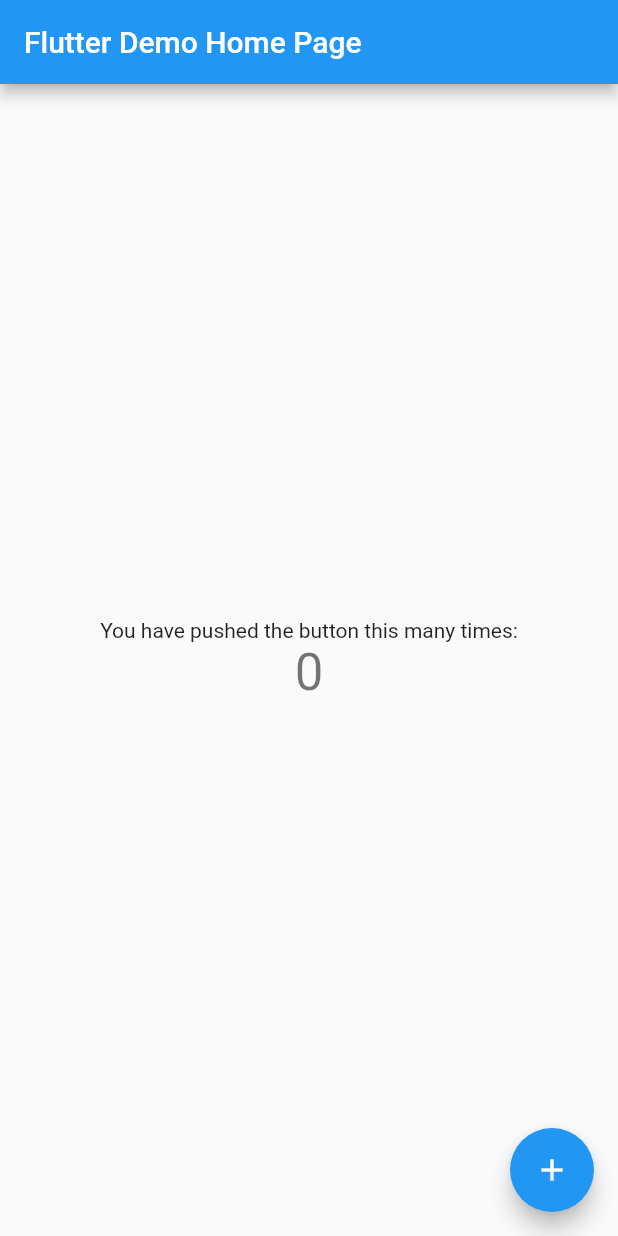
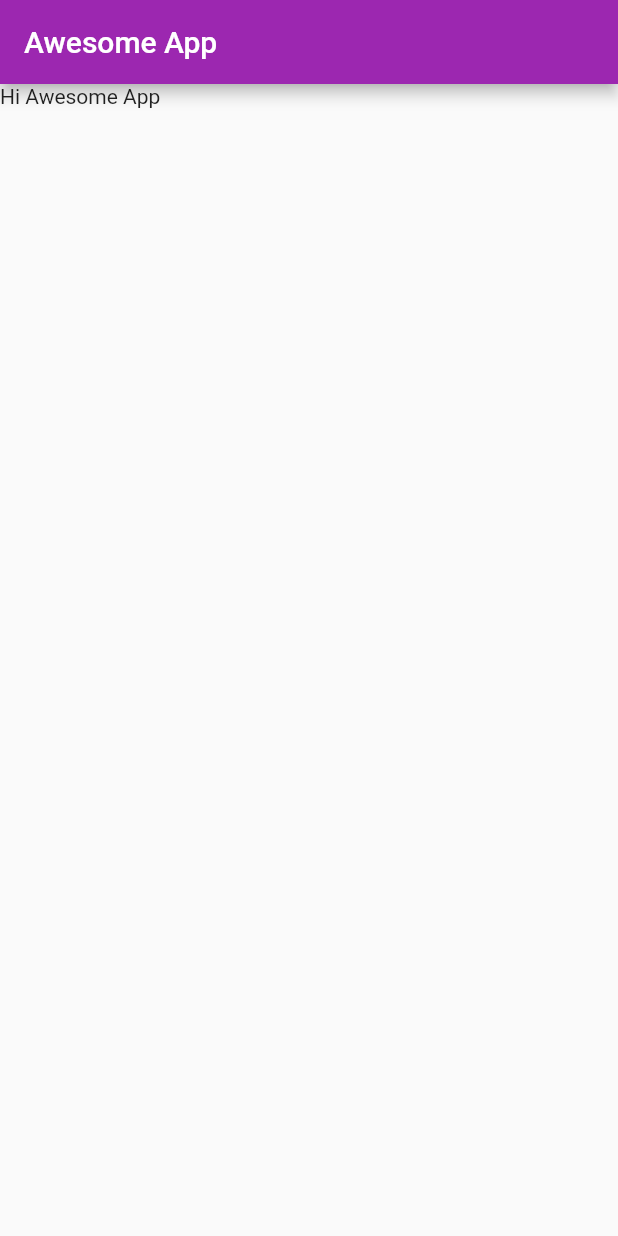
Before and after one commit to SuvamPrasd/AwesomeApp, a Flutter app: the screen it shows after launch, on a phone screen of 412 x 824 dp. Run offline on Flutter 3.47's test engine with Material 2 defaults, Android fonts, the phone set to English and light mode, and no system bars.

Commit message:
lesson 1 completed

```diff
--- a/lib/main.dart
+++ b/lib/main.dart
@@ -1,117 +1,24 @@
 import 'package:flutter/material.dart';
 
 void main() {
-  runApp(MyApp());
+  runApp(MaterialApp(
+    home: HomePage(),
+    theme: ThemeData(
+      primarySwatch: Colors.purple,
+    ),
+  ));
 }
 
-class MyApp extends StatelessWidget {
-  // This widget is the root of your application.
+class HomePage extends StatelessWidget {
   @override
   Widget build(BuildContext context) {
-    return MaterialApp(
-      title: 'Flutter Demo',
-      theme: ThemeData(
-        // This is the theme of your application.
-        //
-        // Try running your application with "flutter run". You'll see the
-        // application has a blue toolbar. Then, without quitting the app, try
-        // changing the primarySwatch below to Colors.green and then invoke
-        // "hot reload" (press "r" in the console where you ran "flutter run",
-        // or simply save your changes to "hot reload" in a Flutter IDE).
-        // Notice that the counter didn't reset back to zero; the application
-        // is not restarted.
-        primarySwatch: Colors.blue,
-        // This makes the visual density adapt to the platform that you run
-        // the app on. For desktop platforms, the controls will be smaller and
-        // closer together (more dense) than on mobile platforms.
-        visualDensity: VisualDensity.adaptivePlatformDensity,
+    return Scaffold(
+      appBar: AppBar(
+        title: Text('Awesome App'),
       ),
-      home: MyHomePage(title: 'Flutter Demo Home Page'),
+      body: Container(
+        child: Text('Hi Awesome App'),
+      ),
     );
   }
 }
-
-class MyHomePage extends StatefulWidget {
-  MyHomePage({Key key, this.title}) : super(key: key);
-
-  // This widget is the home page of your application. It is stateful, meaning
-  // that it has a State object (defined below) that contains fields that affect
-  // how it looks.
-
-  // This class is the configuration for the state. It holds the values (in this
-  // case the title) provided by the parent (in this case the App widget) and
-  // used by the build method of the State. Fields in a Widget subclass are
-  // always marked "final".
-
-  final String title;
-
-  @override
-  _MyHomePageState createState() => _MyHomePageState();
-}
-
-class _MyHomePageState extends State<MyHomePage> {
-  int _counter = 0;
-
-  void _incrementCounter() {
-    setState(() {
-      // This call to setState tells the Flutter framework that something has
-      // changed in this State, which causes it to rerun the build method below
-      // so that the display can reflect the updated values. If we changed
-      // _counter without calling setState(), then the build method would not be
-      // called again, and so nothing would appear to happen.
-      _counter++;
-    });
-  }
-
-  @override
-  Widget build(BuildContext context) {
-    // This method is rerun every time setState is called, for instance as done
-    // by the _incrementCounter method above.
-    //
-    // The Flutter framework has been optimized to make rerunning build methods
-    // fast, so that you can just rebuild anything that needs updating rather
-    // than having to individually change instances of widgets.
-    return Scaffold(
-      appBar: AppBar(
-        // Here we take the value from the MyHomePage object that was created by
-        // the App.build method, and use it to set our appbar title.
-        title: Text(widget.title),
-      ),
-      body: Center(
-        // Center is a layout widget. It takes a single child and positions it
-        // in the middle of the parent.
-        child: Column(
-          // Column is also a layout widget. It takes a list of children and
-          // arranges them vertically. By default, it sizes itself to fit its
-          // children horizontally, and tries to be as tall as its parent.
-          //
-          // Invoke "debug painting" (press "p" in the console, choose the
-          // "Toggle Debug Paint" action from the Flutter Inspector in Android
-          // Studio, or the "Toggle Debug Paint" command in Visual Studio Code)
-          // to see the wireframe for each widget.
-          //
-          // Column has various properties to control how it sizes itself and
-          // how it positions its children. Here we use mainAxisAlignment to
-          // center the children vertically; the main axis here is the vertical
-          // axis because Columns are vertical (the cross axis would be
-          // horizontal).
-          mainAxisAlignment: MainAxisAlignment.center,
-          children: <Widget>[
-            Text(
-              'You have pushed the button this many times:',
-            ),
-            Text(
-              '$_counter',
-              style: Theme.of(context).textTheme.headline4,
-            ),
-          ],
-        ),
-      ),
-      floatingActionButton: FloatingActionButton(
-        onPressed: _incrementCounter,
-        tooltip: 'Increment',
-        child: Icon(Icons.add),
-      ), // This trailing comma makes auto-formatting nicer for build methods.
-    );
-  }
-}
```
